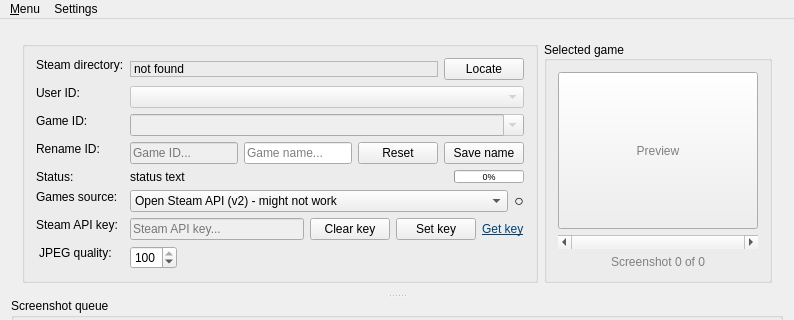
First picture: the form in mainwindow.ui, repository Alsweider/SteaScreeLoaded, before the edit; both pictures show x 0 to 794 and y 0 to 320 of the 794 by 626 pixel window.
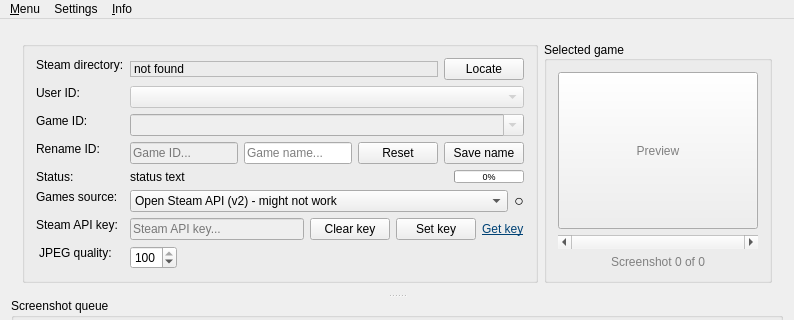
Second picture: the form after the edit. Icons and pictures are not drawn. Custom widgets are drawn as their Qt base class.

The edit to the form file:
```diff
--- a/mainwindow.ui
+++ b/mainwindow.ui
@@ -1150,8 +1150,15 @@
     <addaction name="actionReset_settings"/>
     <addaction name="actionDelete_settings"/>
    </widget>
+   <widget class="QMenu" name="menu_Info">
+    <property name="title">
+     <string>&amp;Info</string>
+    </property>
+    <addaction name="action_About"/>
+   </widget>
    <addaction name="menu_Menu"/>
    <addaction name="menuSettings"/>
+   <addaction name="menu_Info"/>
   </widget>
   <widget class="QStatusBar" name="statusBar"/>
   <action name="action_About">
```
Left out of the diff: 1 changed line with no effect on the pictures.
